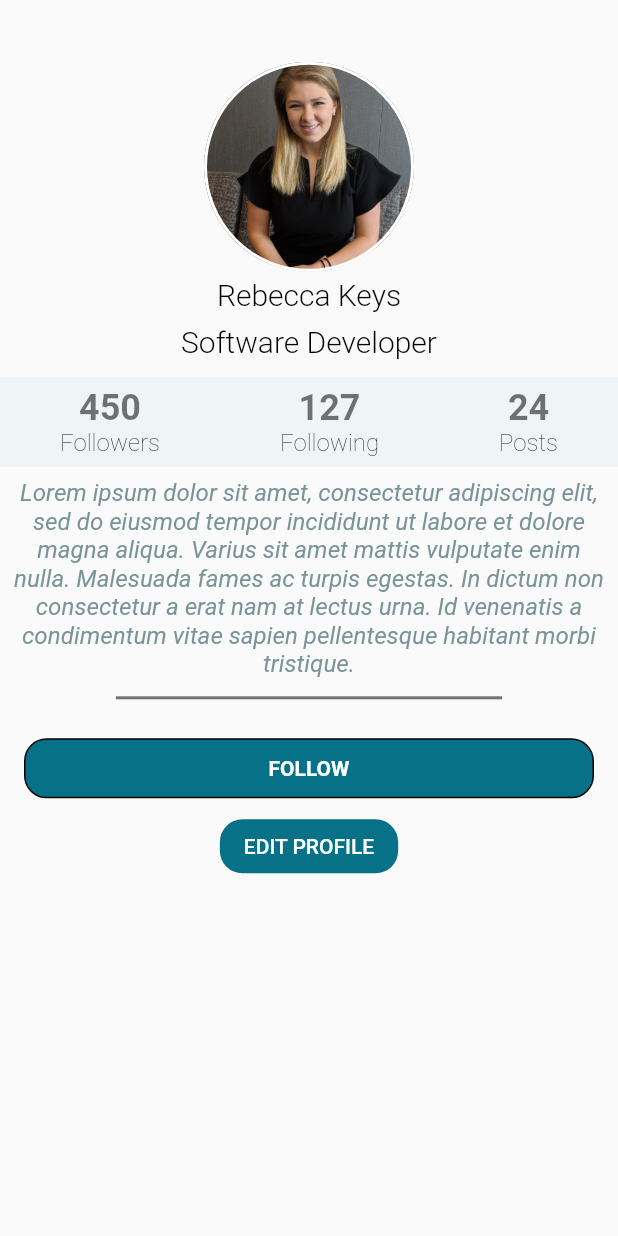
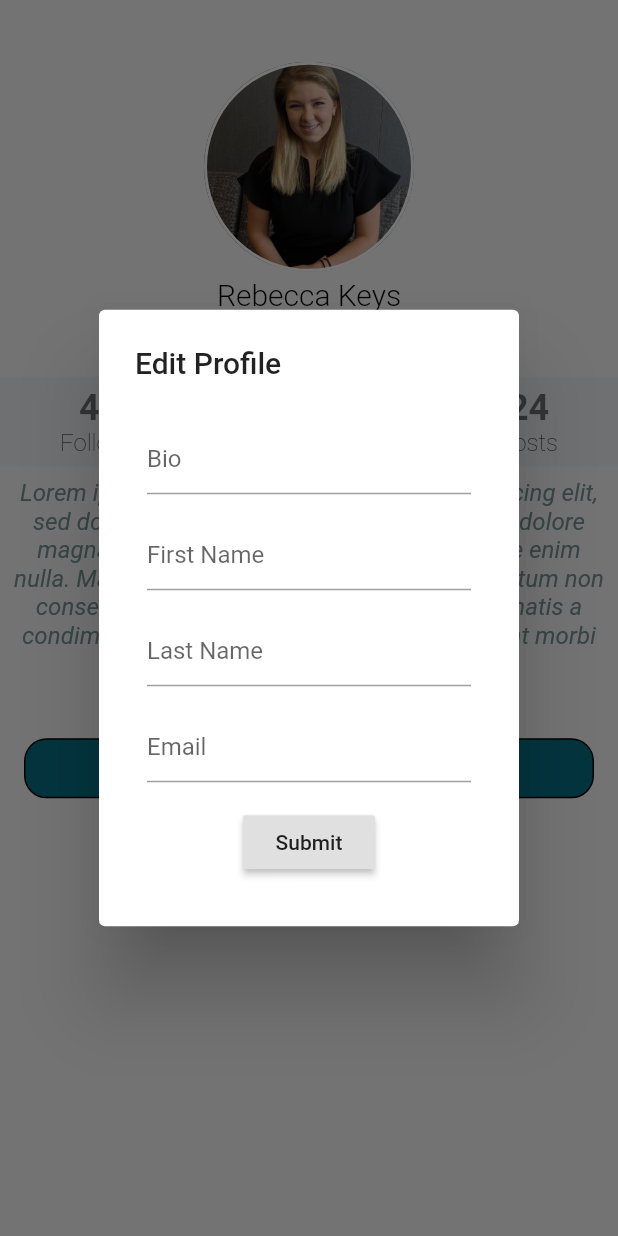
Before and after one commit to awes0menessInc/cs_307, a Flutter app: the UserProfilePage screen opened directly, after a tap on "EDIT PROFILE", on a phone screen of 412 x 824 dp. Run offline on Flutter 3.47's test engine with Material 2 defaults, Android fonts, the phone set to English and light mode, and no system bars; Roboto replaces fonts that are missing (Spectral).

Commit message:
Edit button spawns basic edit form

```diff
--- a/lib/profile.dart
+++ b/lib/profile.dart
@@ -171,7 +171,7 @@ class UserProfilePage extends StatelessWidget {
     );
   }
 
-  Widget _buildButtons() {
+  Widget _buildButtons(BuildContext context) {
     bool showEdit = _fullName == _viewingUser;
     return Padding(
         padding: EdgeInsets.symmetric(vertical: 8.0, horizontal: 16.0),
@@ -249,8 +249,63 @@ class UserProfilePage extends StatelessWidget {
                             color: Color(0xff077188),
                             textColor: Colors.white,
                             onPressed: () {
-                              print("Edit profile");
-                            }, // TODO: figure out how to call edit ui
+                              showDialog( // TODO: replace with call to actual profile edit UI
+                                context: context,
+                                builder: (BuildContext context) {
+                                  return AlertDialog(
+                                    title: new Text("Edit Profile"),
+                                    content: Form(
+                                      child: Column(
+                                        mainAxisSize: MainAxisSize.min,
+                                        children: <Widget>[
+                                          Padding(
+                                            padding: EdgeInsets.all(8.0),
+                                            child: TextFormField(
+                                              decoration: new InputDecoration(
+                                                hintText: 'Bio'
+                                              ),
+                                            ),
+                                          ),
+                                          Padding(
+                                            padding: EdgeInsets.all(8.0),
+                                            child: TextFormField(
+                                              decoration: new InputDecoration(
+                                                hintText: 'First Name'
+                                              ),
+                                            ),
+                                          ),
+                                          Padding(
+                                            padding: EdgeInsets.all(8.0),
+                                            child: TextFormField(
+                                              decoration: new InputDecoration(
+                                                hintText: 'Last Name'
+                                              ),
+                                            ),
+                                          ),
+                                          Padding(
+                                            padding: EdgeInsets.all(8.0),
+                                            child: TextFormField(
+                                              decoration: new InputDecoration(
+                                                hintText: 'Email '
+                                              ),
+                                            ),
+                                          ),
+                                          Padding(
+                                            padding: const EdgeInsets.all(8.0),
+                                            child: RaisedButton(
+                                              child: Text("Submit"),
+                                              onPressed: () {
+                                                print("Form submit");
+                                              },
+                                            ),
+                                          )
+                                        ],
+                                      ),
+                                    ),
+                                  );
+                                }
+                              );
+                            },
                           ),
                         )
                       )
@@ -283,7 +338,7 @@ class UserProfilePage extends StatelessWidget {
                   _buildSeparator(screenSize),
                   SizedBox(height: 10.0),
                   SizedBox(height: 8.0),
-                  _buildButtons(),
+                  _buildButtons(context),
                 ],
               ),
             ),
```
